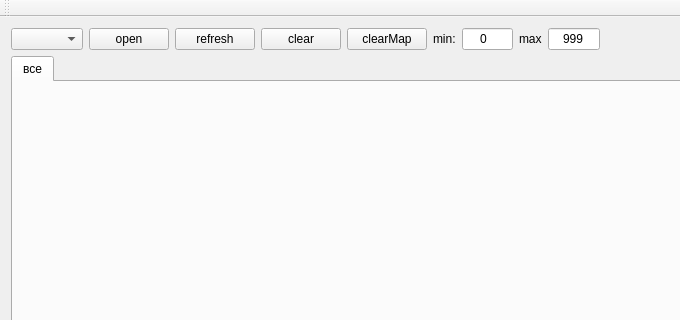
Above: mainwindow.ui from PoldenDev/polden-ver-motorControl-desktop before the change; both pictures show x 0 to 680 and y 0 to 320 of the 840 by 820 pixel window. Below: the same form after it.
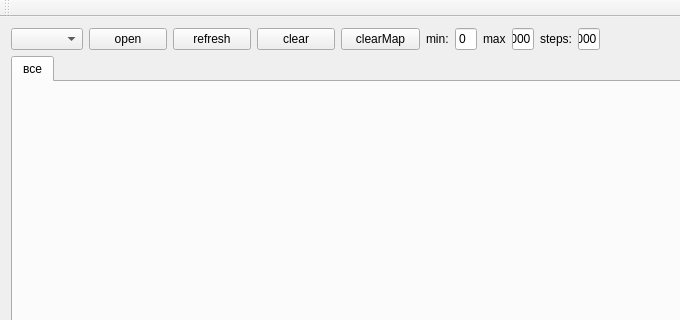
That is the form after the change.

Patch:
```diff
--- a/mainwindow.ui
+++ b/mainwindow.ui
@@ -94,10 +94,27 @@
        <item>
         <widget class="QLineEdit" name="lineEditMaxVal">
          <property name="inputMask">
-          <string>999</string>
+          <string>99999</string>
          </property>
          <property name="text">
-          <string>999</string>
+          <string>20000</string>
+         </property>
+         <property name="alignment">
+          <set>Qt::AlignCenter</set>
+         </property>
+        </widget>
+       </item>
+       <item>
+        <widget class="QLabel" name="label_3">
+         <property name="text">
+          <string>steps:</string>
+         </property>
+        </widget>
+       </item>
+       <item>
+        <widget class="QLineEdit" name="maxSteps">
+         <property name="text">
+          <string>20000</string>
          </property>
          <property name="alignment">
           <set>Qt::AlignCenter</set>
```
